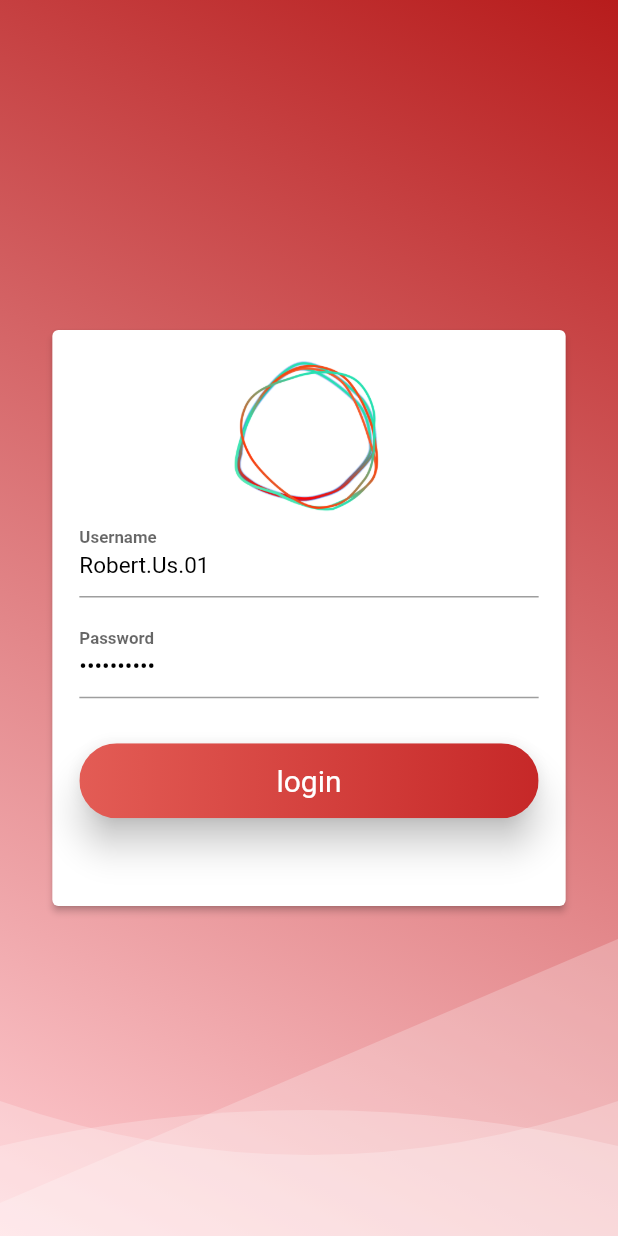
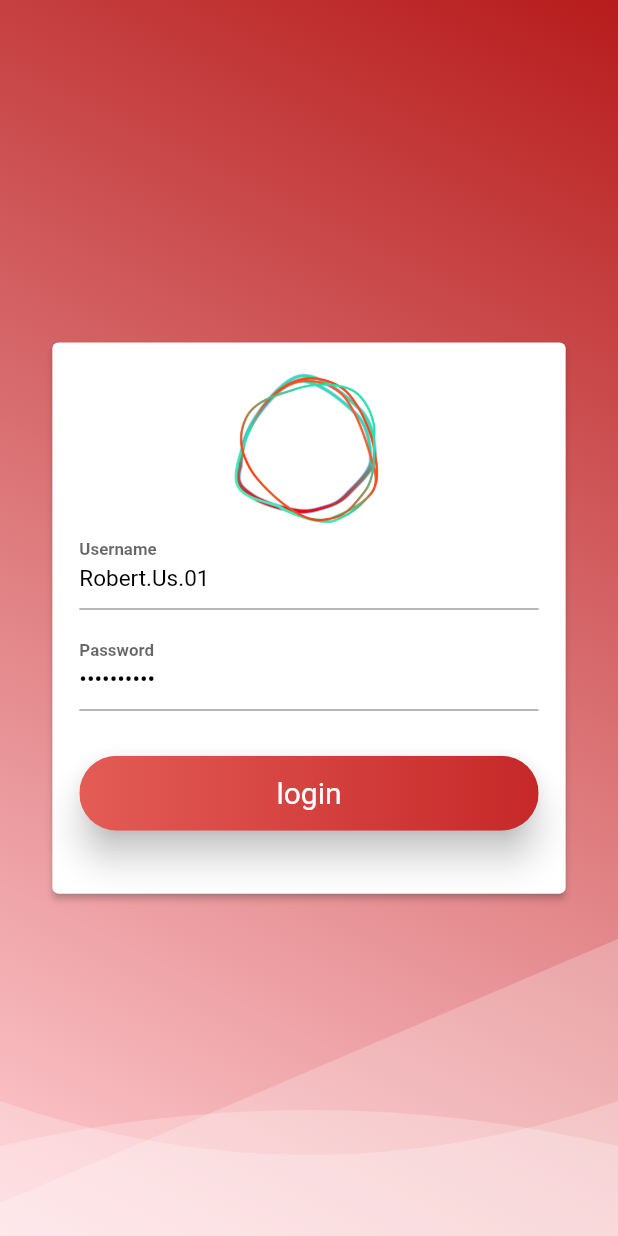
Before and after one commit to carillem-zz/obp-flutter-example, a Flutter app: the screen it shows after launch, on a phone screen of 412 x 824 dp. Run offline on Flutter 3.47's test engine with Material 2 defaults, Android fonts, the phone set to English and light mode, and no system bars; our stand-ins replace charts_flutter, font_awesome_flutter, rxdart, simple_animations; accounts and stored records are empty.

Commit message:
build sign app bundle version name 1.0.0 & changes height login card

```diff
--- a/lib/ui/page/login/login_card.dart
+++ b/lib/ui/page/login/login_card.dart
@@ -66,6 +66,8 @@ class _LoginCardState extends State<LoginCard>
               height: 30.0,
             ),
             Container(
+                padding: EdgeInsets.fromLTRB(0, 0, 0, 8),
+                margin: EdgeInsets.fromLTRB(0, 0, 0, 16),
                 child: GradientButton(
                     onPressed: () => (username != null && username.isNotEmpty
                         && pass != null && pass.isNotEmpty)
@@ -85,7 +87,6 @@ class _LoginCardState extends State<LoginCard>
     return Opacity(
       opacity: animation.value,
       child: SizedBox(
-        height: deviceSize.height / 2 - 20,
         width: deviceSize.width * 0.85,
         child: Card(color: Colors.white, elevation: 2.0, child: loginBuilder()),
       ),
--- a/pubspec.yaml
+++ b/pubspec.yaml
@@ -24,10 +24,10 @@ dependencies:
   # Use with the CupertinoIcons class for iOS style icons.
   cupertino_icons: ^0.1.2
   font_awesome_flutter:
-  rxdart: ^0.21.0
+  rxdart: ^0.22.4
   simple_animations: ^1.3.3
   charts_flutter: ^0.8.1
-  http: ^0.12.0+1
+  http: ^0.12.0+2
 
 dev_dependencies:
   flutter_test:
```
Also changed, not shown: pubspec.lock, 3 other files. Lines whose indentation alone changed are shown as unchanged.
